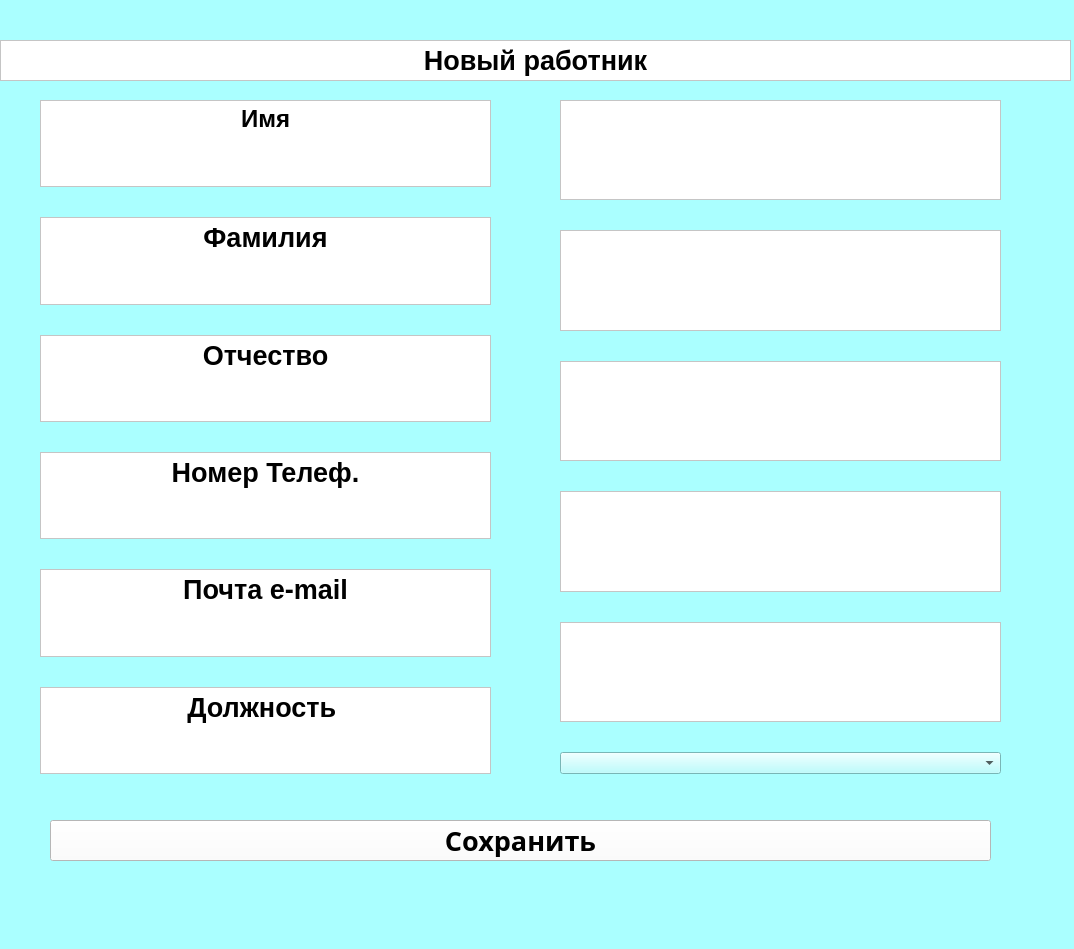
This is testtest-master/Staff.ui in 2005Alena/pythonProject2 as Qt 5 draws it before an edit. The edited form follows.
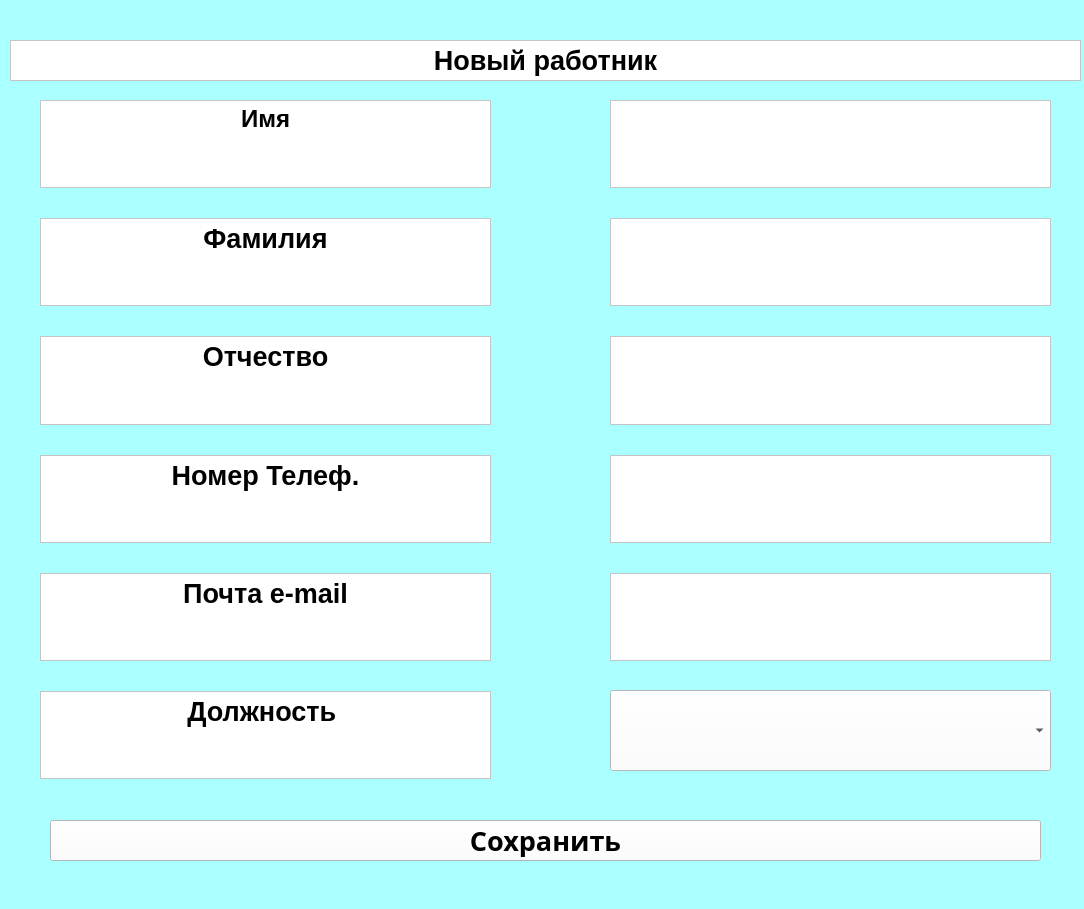
This is the edited form.

Commit message: Работники

What changed in the file:
```diff
--- a/testtest-master/Staff.ui
+++ b/testtest-master/Staff.ui
@@ -6,10 +6,18 @@
    <rect>
     <x>0</x>
     <y>0</y>
-    <width>1074</width>
-    <height>949</height>
+    <width>1084</width>
+    <height>909</height>
    </rect>
   </property>
+  <property name="font">
+   <font>
+    <family>MS UI Gothic</family>
+    <pointsize>20</pointsize>
+    <weight>75</weight>
+    <bold>true</bold>
+   </font>
+  </property>
   <property name="windowTitle">
    <string>MainWindow</string>
   </property>
@@ -20,7 +28,7 @@
    <widget class="QTextBrowser" name="textBrowser">
     <property name="geometry">
      <rect>
-      <x>0</x>
+      <x>10</x>
       <y>40</y>
       <width>1071</width>
       <height>41</height>
@@ -29,21 +37,27 @@
     <property name="styleSheet">
      <string notr="true">background-color: rgb(255, 255, 255)</string>
     </property>
+    <property name="verticalScrollBarPolicy">
+     <enum>Qt::ScrollBarAlwaysOff</enum>
+    </property>
+    <property name="horizontalScrollBarPolicy">
+     <enum>Qt::ScrollBarAlwaysOff</enum>
+    </property>
     <property name="html">
      <string>&lt;!DOCTYPE HTML PUBLIC &quot;-//W3C//DTD HTML 4.0//EN&quot; &quot;http://www.w3.org/TR/REC-html40/strict.dtd&quot;&gt;
 &lt;html&gt;&lt;head&gt;&lt;meta name=&quot;qrichtext&quot; content=&quot;1&quot; /&gt;&lt;style type=&quot;text/css&quot;&gt;
 p, li { white-space: pre-wrap; }
-&lt;/style&gt;&lt;/head&gt;&lt;body style=&quot; font-family:'MS Shell Dlg 2'; font-size:7.8pt; font-weight:400; font-style:normal;&quot;&gt;
+&lt;/style&gt;&lt;/head&gt;&lt;body style=&quot; font-family:'MS Shell Dlg 2'; font-size:9.75pt; font-weight:400; font-style:normal;&quot;&gt;
 &lt;p align=&quot;center&quot; style=&quot; margin-top:0px; margin-bottom:0px; margin-left:0px; margin-right:0px; -qt-block-indent:0; text-indent:0px;&quot;&gt;&lt;span style=&quot; font-size:20pt; font-weight:600;&quot;&gt;Новый работник&lt;/span&gt;&lt;/p&gt;&lt;/body&gt;&lt;/html&gt;</string>
     </property>
    </widget>
    <widget class="QWidget" name="layoutWidget">
     <property name="geometry">
      <rect>
-      <x>560</x>
+      <x>610</x>
       <y>100</y>
       <width>441</width>
-      <height>674</height>
+      <height>561</height>
      </rect>
     </property>
     <layout class="QVBoxLayout" name="verticalLayout_2">
@@ -58,6 +72,13 @@
        <property name="readOnly">
         <bool>false</bool>
        </property>
+       <property name="html">
+        <string>&lt;!DOCTYPE HTML PUBLIC &quot;-//W3C//DTD HTML 4.0//EN&quot; &quot;http://www.w3.org/TR/REC-html40/strict.dtd&quot;&gt;
+&lt;html&gt;&lt;head&gt;&lt;meta name=&quot;qrichtext&quot; content=&quot;1&quot; /&gt;&lt;style type=&quot;text/css&quot;&gt;
+p, li { white-space: pre-wrap; }
+&lt;/style&gt;&lt;/head&gt;&lt;body style=&quot; font-family:'MS Shell Dlg 2'; font-size:9.75pt; font-weight:400; font-style:normal;&quot;&gt;
+&lt;p align=&quot;center&quot; style=&quot;-qt-paragraph-type:empty; margin-top:0px; margin-bottom:0px; margin-left:0px; margin-right:0px; -qt-block-indent:0; text-indent:0px;&quot;&gt;&lt;br /&gt;&lt;/p&gt;&lt;/body&gt;&lt;/html&gt;</string>
+       </property>
       </widget>
      </item>
      <item>
@@ -68,6 +89,13 @@
        <property name="readOnly">
         <bool>false</bool>
        </property>
+       <property name="html">
+        <string>&lt;!DOCTYPE HTML PUBLIC &quot;-//W3C//DTD HTML 4.0//EN&quot; &quot;http://www.w3.org/TR/REC-html40/strict.dtd&quot;&gt;
+&lt;html&gt;&lt;head&gt;&lt;meta name=&quot;qrichtext&quot; content=&quot;1&quot; /&gt;&lt;style type=&quot;text/css&quot;&gt;
+p, li { white-space: pre-wrap; }
+&lt;/style&gt;&lt;/head&gt;&lt;body style=&quot; font-family:'MS Shell Dlg 2'; font-size:9.75pt; font-weight:400; font-style:normal;&quot;&gt;
+&lt;p align=&quot;center&quot; style=&quot;-qt-paragraph-type:empty; margin-top:0px; margin-bottom:0px; margin-left:0px; margin-right:0px; -qt-block-indent:0; text-indent:0px;&quot;&gt;&lt;br /&gt;&lt;/p&gt;&lt;/body&gt;&lt;/html&gt;</string>
+       </property>
       </widget>
      </item>
      <item>
@@ -78,6 +106,13 @@
        <property name="readOnly">
         <bool>false</bool>
        </property>
+       <property name="html">
+        <string>&lt;!DOCTYPE HTML PUBLIC &quot;-//W3C//DTD HTML 4.0//EN&quot; &quot;http://www.w3.org/TR/REC-html40/strict.dtd&quot;&gt;
+&lt;html&gt;&lt;head&gt;&lt;meta name=&quot;qrichtext&quot; content=&quot;1&quot; /&gt;&lt;style type=&quot;text/css&quot;&gt;
+p, li { white-space: pre-wrap; }
+&lt;/style&gt;&lt;/head&gt;&lt;body style=&quot; font-family:'MS Shell Dlg 2'; font-size:9.75pt; font-weight:400; font-style:normal;&quot;&gt;
+&lt;p align=&quot;center&quot; style=&quot;-qt-paragraph-type:empty; margin-top:0px; margin-bottom:0px; margin-left:0px; margin-right:0px; -qt-block-indent:0; text-indent:0px;&quot;&gt;&lt;br /&gt;&lt;/p&gt;&lt;/body&gt;&lt;/html&gt;</string>
+       </property>
       </widget>
      </item>
      <item>
@@ -88,6 +123,13 @@
        <property name="readOnly">
         <bool>false</bool>
        </property>
+       <property name="html">
+        <string>&lt;!DOCTYPE HTML PUBLIC &quot;-//W3C//DTD HTML 4.0//EN&quot; &quot;http://www.w3.org/TR/REC-html40/strict.dtd&quot;&gt;
+&lt;html&gt;&lt;head&gt;&lt;meta name=&quot;qrichtext&quot; content=&quot;1&quot; /&gt;&lt;style type=&quot;text/css&quot;&gt;
+p, li { white-space: pre-wrap; }
+&lt;/style&gt;&lt;/head&gt;&lt;body style=&quot; font-family:'MS Shell Dlg 2'; font-size:9.75pt; font-weight:400; font-style:normal;&quot;&gt;
+&lt;p align=&quot;center&quot; style=&quot;-qt-paragraph-type:empty; margin-top:0px; margin-bottom:0px; margin-left:0px; margin-right:0px; -qt-block-indent:0; text-indent:0px;&quot;&gt;&lt;br /&gt;&lt;/p&gt;&lt;/body&gt;&lt;/html&gt;</string>
+       </property>
       </widget>
      </item>
      <item>
@@ -98,15 +140,12 @@
        <property name="readOnly">
         <bool>false</bool>
        </property>
-      </widget>
-     </item>
-     <item>
-      <widget class="QComboBox" name="staff">
-       <property name="iconSize">
-        <size>
-         <width>20</width>
-         <height>20</height>
-        </size>
+       <property name="html">
+        <string>&lt;!DOCTYPE HTML PUBLIC &quot;-//W3C//DTD HTML 4.0//EN&quot; &quot;http://www.w3.org/TR/REC-html40/strict.dtd&quot;&gt;
+&lt;html&gt;&lt;head&gt;&lt;meta name=&quot;qrichtext&quot; content=&quot;1&quot; /&gt;&lt;style type=&quot;text/css&quot;&gt;
+p, li { white-space: pre-wrap; }
+&lt;/style&gt;&lt;/head&gt;&lt;body style=&quot; font-family:'MS Shell Dlg 2'; font-size:9.75pt; font-weight:400; font-style:normal;&quot;&gt;
+&lt;p align=&quot;center&quot; style=&quot;-qt-paragraph-type:empty; margin-top:0px; margin-bottom:0px; margin-left:0px; margin-right:0px; -qt-block-indent:0; text-indent:0px;&quot;&gt;&lt;br /&gt;&lt;/p&gt;&lt;/body&gt;&lt;/html&gt;</string>
        </property>
       </widget>
      </item>
@@ -117,7 +156,7 @@
      <rect>
       <x>50</x>
       <y>820</y>
-      <width>941</width>
+      <width>991</width>
       <height>41</height>
      </rect>
     </property>
@@ -142,7 +181,7 @@
       <x>40</x>
       <y>100</y>
       <width>451</width>
-      <height>674</height>
+      <height>679</height>
      </rect>
     </property>
     <layout class="QVBoxLayout" name="verticalLayout">
@@ -151,6 +190,13 @@
      </property>
      <item>
       <widget class="QTextBrowser" name="textBrowser_4">
+       <property name="font">
+        <font>
+         <pointsize>20</pointsize>
+         <weight>75</weight>
+         <bold>true</bold>
+        </font>
+       </property>
        <property name="styleSheet">
         <string notr="true">background-color: rgb(255, 255, 255)</string>
        </property>
@@ -158,13 +204,20 @@
         <string>&lt;!DOCTYPE HTML PUBLIC &quot;-//W3C//DTD HTML 4.0//EN&quot; &quot;http://www.w3.org/TR/REC-html40/strict.dtd&quot;&gt;
 &lt;html&gt;&lt;head&gt;&lt;meta name=&quot;qrichtext&quot; content=&quot;1&quot; /&gt;&lt;style type=&quot;text/css&quot;&gt;
 p, li { white-space: pre-wrap; }
-&lt;/style&gt;&lt;/head&gt;&lt;body style=&quot; font-family:'MS Shell Dlg 2'; font-size:7.8pt; font-weight:400; font-style:normal;&quot;&gt;
-&lt;p align=&quot;center&quot; style=&quot; margin-top:0px; margin-bottom:0px; margin-left:0px; margin-right:0px; -qt-block-indent:0; text-indent:0px;&quot;&gt;&lt;span style=&quot; font-size:18pt; font-weight:600;&quot;&gt;Имя&lt;/span&gt;&lt;/p&gt;&lt;/body&gt;&lt;/html&gt;</string>
+&lt;/style&gt;&lt;/head&gt;&lt;body style=&quot; font-family:'MS Shell Dlg 2'; font-size:20pt; font-weight:600; font-style:normal;&quot;&gt;
+&lt;p align=&quot;center&quot; style=&quot; margin-top:0px; margin-bottom:0px; margin-left:0px; margin-right:0px; -qt-block-indent:0; text-indent:0px;&quot;&gt;&lt;span style=&quot; font-size:18pt;&quot;&gt;Имя&lt;/span&gt;&lt;/p&gt;&lt;/body&gt;&lt;/html&gt;</string>
        </property>
       </widget>
      </item>
      <item>
       <widget class="QTextBrowser" name="textBrowser_3">
+       <property name="font">
+        <font>
+         <pointsize>20</pointsize>
+         <weight>75</weight>
+         <bold>true</bold>
+        </font>
+       </property>
        <property name="styleSheet">
         <string notr="true">background-color: rgb(255, 255, 255)</string>
        </property>
@@ -172,13 +225,20 @@
         <string>&lt;!DOCTYPE HTML PUBLIC &quot;-//W3C//DTD HTML 4.0//EN&quot; &quot;http://www.w3.org/TR/REC-html40/strict.dtd&quot;&gt;
 &lt;html&gt;&lt;head&gt;&lt;meta name=&quot;qrichtext&quot; content=&quot;1&quot; /&gt;&lt;style type=&quot;text/css&quot;&gt;
 p, li { white-space: pre-wrap; }
-&lt;/style&gt;&lt;/head&gt;&lt;body style=&quot; font-family:'MS Shell Dlg 2'; font-size:7.8pt; font-weight:400; font-style:normal;&quot;&gt;
-&lt;p align=&quot;center&quot; style=&quot; margin-top:0px; margin-bottom:0px; margin-left:0px; margin-right:0px; -qt-block-indent:0; text-indent:0px;&quot;&gt;&lt;span style=&quot; font-size:20pt; font-weight:600;&quot;&gt;Фамилия&lt;/span&gt;&lt;/p&gt;&lt;/body&gt;&lt;/html&gt;</string>
+&lt;/style&gt;&lt;/head&gt;&lt;body style=&quot; font-family:'MS Shell Dlg 2'; font-size:20pt; font-weight:600; font-style:normal;&quot;&gt;
+&lt;p align=&quot;center&quot; style=&quot; margin-top:0px; margin-bottom:0px; margin-left:0px; margin-right:0px; -qt-block-indent:0; text-indent:0px;&quot;&gt;Фамилия&lt;/p&gt;&lt;/body&gt;&lt;/html&gt;</string>
        </property>
       </widget>
      </item>
      <item>
       <widget class="QTextBrowser" name="textBrowser_5">
+       <property name="font">
+        <font>
+         <pointsize>20</pointsize>
+         <weight>75</weight>
+         <bold>true</bold>
+        </font>
+       </property>
        <property name="styleSheet">
         <string notr="true">background-color: rgb(255, 255, 255)</string>
        </property>
@@ -186,13 +246,20 @@
         <string>&lt;!DOCTYPE HTML PUBLIC &quot;-//W3C//DTD HTML 4.0//EN&quot; &quot;http://www.w3.org/TR/REC-html40/strict.dtd&quot;&gt;
 &lt;html&gt;&lt;head&gt;&lt;meta name=&quot;qrichtext&quot; content=&quot;1&quot; /&gt;&lt;style type=&quot;text/css&quot;&gt;
 p, li { white-space: pre-wrap; }
-&lt;/style&gt;&lt;/head&gt;&lt;body style=&quot; font-family:'MS Shell Dlg 2'; font-size:7.8pt; font-weight:400; font-style:normal;&quot;&gt;
-&lt;p align=&quot;center&quot; style=&quot; margin-top:0px; margin-bottom:0px; margin-left:0px; margin-right:0px; -qt-block-indent:0; text-indent:0px;&quot;&gt;&lt;span style=&quot; font-size:20pt; font-weight:600;&quot;&gt;Отчество&lt;/span&gt;&lt;/p&gt;&lt;/body&gt;&lt;/html&gt;</string>
+&lt;/style&gt;&lt;/head&gt;&lt;body style=&quot; font-family:'MS Shell Dlg 2'; font-size:20pt; font-weight:600; font-style:normal;&quot;&gt;
+&lt;p align=&quot;center&quot; style=&quot; margin-top:0px; margin-bottom:0px; margin-left:0px; margin-right:0px; -qt-block-indent:0; text-indent:0px;&quot;&gt;Отчество&lt;/p&gt;&lt;/body&gt;&lt;/html&gt;</string>
        </property>
       </widget>
      </item>
      <item>
       <widget class="QTextBrowser" name="textBrowser_2">
+       <property name="font">
+        <font>
+         <pointsize>20</pointsize>
+         <weight>75</weight>
+         <bold>true</bold>
+        </font>
+       </property>
        <property name="styleSheet">
         <string notr="true">background-color: rgb(255, 255, 255)</string>
        </property>
@@ -200,13 +267,20 @@
         <string>&lt;!DOCTYPE HTML PUBLIC &quot;-//W3C//DTD HTML 4.0//EN&quot; &quot;http://www.w3.org/TR/REC-html40/strict.dtd&quot;&gt;
 &lt;html&gt;&lt;head&gt;&lt;meta name=&quot;qrichtext&quot; content=&quot;1&quot; /&gt;&lt;style type=&quot;text/css&quot;&gt;
 p, li { white-space: pre-wrap; }
-&lt;/style&gt;&lt;/head&gt;&lt;body style=&quot; font-family:'MS Shell Dlg 2'; font-size:7.8pt; font-weight:400; font-style:normal;&quot;&gt;
-&lt;p align=&quot;center&quot; style=&quot; margin-top:0px; margin-bottom:0px; margin-left:0px; margin-right:0px; -qt-block-indent:0; text-indent:0px;&quot;&gt;&lt;span style=&quot; font-size:20pt; font-weight:600;&quot;&gt;Номер Телеф.&lt;/span&gt;&lt;/p&gt;&lt;/body&gt;&lt;/html&gt;</string>
+&lt;/style&gt;&lt;/head&gt;&lt;body style=&quot; font-family:'MS Shell Dlg 2'; font-size:20pt; font-weight:600; font-style:normal;&quot;&gt;
+&lt;p align=&quot;center&quot; style=&quot; margin-top:0px; margin-bottom:0px; margin-left:0px; margin-right:0px; -qt-block-indent:0; text-indent:0px;&quot;&gt;Номер Телеф.&lt;/p&gt;&lt;/body&gt;&lt;/html&gt;</string>
        </property>
       </widget>
      </item>
      <item>
       <widget class="QTextBrowser" name="textBrowser_6">
+       <property name="font">
+        <font>
+         <pointsize>20</pointsize>
+         <weight>75</weight>
+         <bold>true</bold>
+        </font>
+       </property>
        <property name="styleSheet">
         <string notr="true">background-color: rgb(255, 255, 255)</string>
        </property>
@@ -214,13 +288,20 @@
         <string>&lt;!DOCTYPE HTML PUBLIC &quot;-//W3C//DTD HTML 4.0//EN&quot; &quot;http://www.w3.org/TR/REC-html40/strict.dtd&quot;&gt;
 &lt;html&gt;&lt;head&gt;&lt;meta name=&quot;qrichtext&quot; content=&quot;1&quot; /&gt;&lt;style type=&quot;text/css&quot;&gt;
 p, li { white-space: pre-wrap; }
-&lt;/style&gt;&lt;/head&gt;&lt;body style=&quot; font-family:'MS Shell Dlg 2'; font-size:7.8pt; font-weight:400; font-style:normal;&quot;&gt;
-&lt;p align=&quot;center&quot; style=&quot; margin-top:0px; margin-bottom:0px; margin-left:0px; margin-right:0px; -qt-block-indent:0; text-indent:0px;&quot;&gt;&lt;span style=&quot; font-size:20pt; font-weight:600;&quot;&gt;Почта e-mail&lt;/span&gt;&lt;/p&gt;&lt;/body&gt;&lt;/html&gt;</string>
+&lt;/style&gt;&lt;/head&gt;&lt;body style=&quot; font-family:'MS Shell Dlg 2'; font-size:20pt; font-weight:600; font-style:normal;&quot;&gt;
+&lt;p align=&quot;center&quot; style=&quot; margin-top:0px; margin-bottom:0px; margin-left:0px; margin-right:0px; -qt-block-indent:0; text-indent:0px;&quot;&gt;Почта e-mail&lt;/p&gt;&lt;/body&gt;&lt;/html&gt;</string>
        </property>
       </widget>
      </item>
      <item>
       <widget class="QTextBrowser" name="textBrowser_7">
+       <property name="font">
+        <font>
+         <pointsize>20</pointsize>
+         <weight>75</weight>
+         <bold>true</bold>
+        </font>
+       </property>
        <property name="styleSheet">
         <string notr="true">background-color: rgb(255, 255, 255)</string>
        </property>
@@ -228,13 +309,37 @@
         <string>&lt;!DOCTYPE HTML PUBLIC &quot;-//W3C//DTD HTML 4.0//EN&quot; &quot;http://www.w3.org/TR/REC-html40/strict.dtd&quot;&gt;
 &lt;html&gt;&lt;head&gt;&lt;meta name=&quot;qrichtext&quot; content=&quot;1&quot; /&gt;&lt;style type=&quot;text/css&quot;&gt;
 p, li { white-space: pre-wrap; }
-&lt;/style&gt;&lt;/head&gt;&lt;body style=&quot; font-family:'MS Shell Dlg 2'; font-size:7.8pt; font-weight:400; font-style:normal;&quot;&gt;
-&lt;p align=&quot;center&quot; style=&quot; margin-top:0px; margin-bottom:0px; margin-left:0px; margin-right:0px; -qt-block-indent:0; text-indent:0px;&quot;&gt;&lt;span style=&quot; font-size:20pt; font-weight:600;&quot;&gt;Должность &lt;/span&gt;&lt;/p&gt;&lt;/body&gt;&lt;/html&gt;</string>
+&lt;/style&gt;&lt;/head&gt;&lt;body style=&quot; font-family:'MS Shell Dlg 2'; font-size:20pt; font-weight:600; font-style:normal;&quot;&gt;
+&lt;p align=&quot;center&quot; style=&quot; margin-top:0px; margin-bottom:0px; margin-left:0px; margin-right:0px; -qt-block-indent:0; text-indent:0px;&quot;&gt;Должность &lt;/p&gt;&lt;/body&gt;&lt;/html&gt;</string>
        </property>
       </widget>
      </item>
     </layout>
    </widget>
+   <widget class="QComboBox" name="staff">
+    <property name="geometry">
+     <rect>
+      <x>610</x>
+      <y>690</y>
+      <width>441</width>
+      <height>81</height>
+     </rect>
+    </property>
+    <property name="font">
+     <font>
+      <pointsize>20</pointsize>
+      <weight>75</weight>
+      <bold>true</bold>
+     </font>
+    </property>
+    <property name="autoFillBackground">
+     <bool>false</bool>
+    </property>
+    <property name="styleSheet">
+     <string notr="true">background: rgb(255, 255, 255);
+border-color: rgb(71, 213, 213);</string>
+    </property>
+   </widget>
   </widget>
   <widget class="QMenuBar" name="menubar">
    <property name="geometry">
```
Left out of the diff: 4 changed lines with no effect on the pictures. The commit also changes 2 other files.
